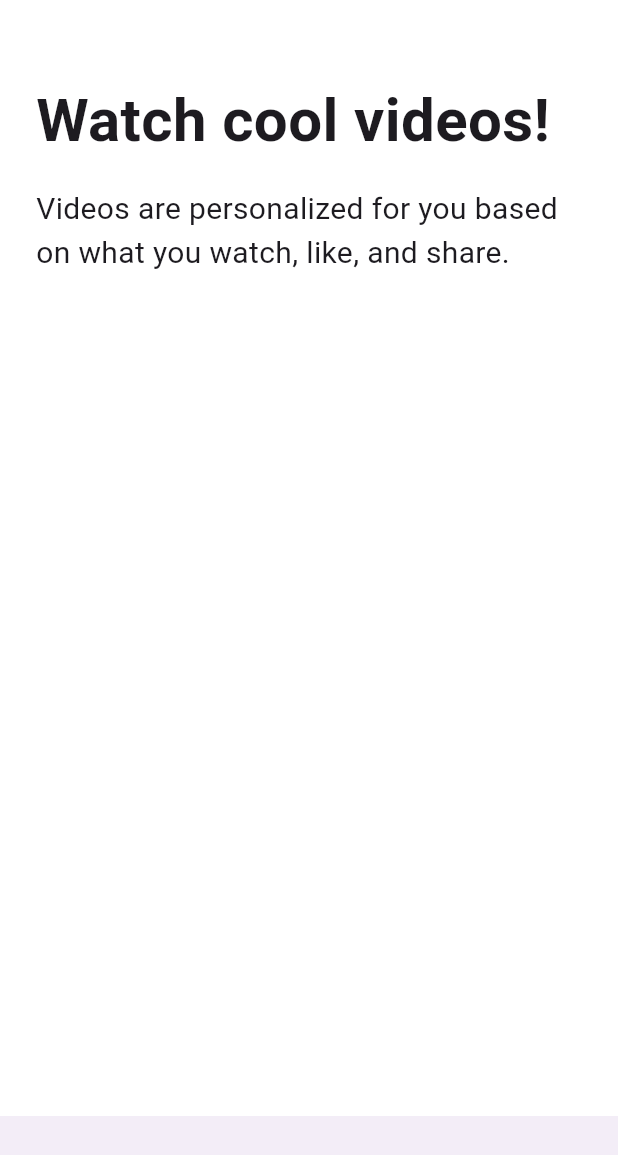
After one commit to RoJaebl/flutter-tiktok, a Flutter app: the screen it shows after launch, after a tap on "Next", on a phone screen of 412 x 824 dp. The commit adds this screen. Shown: the top 1155 px of the screen. Run offline on Flutter 3.47's test engine with Material 3 defaults, Android fonts, the phone set to English and light mode, and no system bars; our stand-ins replace font_awesome_flutter.

Commit message:
backup 2023-11-23 18:57

```diff
--- a/lib/features/onboarding/interest_screen.dart
+++ b/lib/features/onboarding/interest_screen.dart
@@ -1,7 +1,9 @@
 import 'package:flutter/material.dart';
 import 'package:tiktok_clone/constants/gaps.dart';
 import 'package:tiktok_clone/constants/sizes.dart';
+import 'package:tiktok_clone/features/onboarding/tutorial_screen.dart';
 import 'package:tiktok_clone/features/onboarding/widgets/interest_buttin.dart';
+import 'package:tiktok_clone/shared/slide_route.dart';
 
 const interests = [
   "Daily Life",
@@ -71,6 +73,10 @@
   void _onScroll() =>
       setState(() => _showTitle = _scrollcontroller.offset > 100);
 
+  void _onNextTap() {
+    Navigator.push(context, slideRoute(screen: const TutorialScreen()));
+  }
+
   @override
   Widget build(BuildContext context) {
     return Scaffold(
@@ -133,6 +139,8 @@
           right: Sizes.size24,
         ),
         elevation: 1,
+        child: GestureDetector(
+          onTap: _onNextTap,
           child: Container(
             decoration: BoxDecoration(
               color: Theme.of(context).primaryColor,
@@ -151,6 +159,7 @@
             ),
           ),
         ),
+      ),
     );
   }
 }
--- /dev/null
+++ b/lib/features/onboarding/tutorial_screen.dart
@@ -0,0 +1,107 @@
+import 'package:flutter/material.dart';
+import 'package:tiktok_clone/constants/gaps.dart';
+import 'package:tiktok_clone/constants/sizes.dart';
+
+class TutorialScreen extends StatelessWidget {
+  const TutorialScreen({super.key});
+
+  @override
+  Widget build(BuildContext context) {
+    return DefaultTabController(
+      length: 3,
+      child: Scaffold(
+        body: const SafeArea(
+          child: TabBarView(
+            children: [
+              Padding(
+                padding: EdgeInsets.symmetric(horizontal: Sizes.size24),
+                child: Column(
+                  crossAxisAlignment: CrossAxisAlignment.start,
+                  children: [
+                    Gaps.v52,
+                    Text(
+                      "Watch cool videos!",
+                      style: TextStyle(
+                        fontSize: Sizes.size40,
+                        fontWeight: FontWeight.bold,
+                      ),
+                    ),
+                    Gaps.v16,
+                    Text(
+                      "Videos are personalized for you based on what you watch, like, and share.",
+                      style: TextStyle(
+                        fontSize: Sizes.size20,
+                      ),
+                    ),
+                  ],
+                ),
+              ),
+              Padding(
+                padding: EdgeInsets.symmetric(horizontal: Sizes.size24),
+                child: Column(
+                  crossAxisAlignment: CrossAxisAlignment.start,
+                  children: [
+                    Gaps.v52,
+                    Text(
+                      "Follow the rules!",
+                      style: TextStyle(
+                        fontSize: Sizes.size40,
+                        fontWeight: FontWeight.bold,
+                      ),
+                    ),
+                    Gaps.v16,
+                    Text(
+                      "Videos are personalized for you based on what you watch, like, and share.",
+                      style: TextStyle(
+                        fontSize: Sizes.size20,
+                      ),
+                    ),
+                  ],
+                ),
+              ),
+              Padding(
+                padding: EdgeInsets.symmetric(horizontal: Sizes.size24),
+                child: Column(
+                  crossAxisAlignment: CrossAxisAlignment.start,
+                  children: [
+                    Gaps.v52,
+                    Text(
+                      "Enjoy the ride",
+                      style: TextStyle(
+                        fontSize: Sizes.size40,
+                        fontWeight: FontWeight.bold,
+                      ),
+                    ),
+                    Gaps.v16,
+                    Text(
+                      "Videos are personalized for you based on what you watch, like, and share.",
+                      style: TextStyle(
+                        fontSize: Sizes.size20,
+                      ),
+                    ),
+                  ],
+                ),
+              ),
+            ],
+          ),
+        ),
+        bottomNavigationBar: BottomAppBar(
+          child: Container(
+            padding: const EdgeInsets.symmetric(
+              vertical: Sizes.size48,
+            ),
+            child: const Row(
+              mainAxisAlignment: MainAxisAlignment.center,
+              children: [
+                TabPageSelector(
+                  color: Colors.white,
+                  selectedColor: Colors.black38,
+                )
+              ],
+            ),
+          ),
+        ),
+      ),
+    );
+  }
+}
--- a/lib/main.dart
+++ b/lib/main.dart
@@ -1,6 +1,5 @@
 import 'package:flutter/material.dart';
 import 'package:tiktok_clone/constants/sizes.dart';
-import 'package:tiktok_clone/features/authentication/sign_up_screen.dart';
 import 'package:tiktok_clone/features/onboarding/interest_screen.dart';
 
 void main() {
```
Lines whose indentation alone changed are shown as unchanged.
